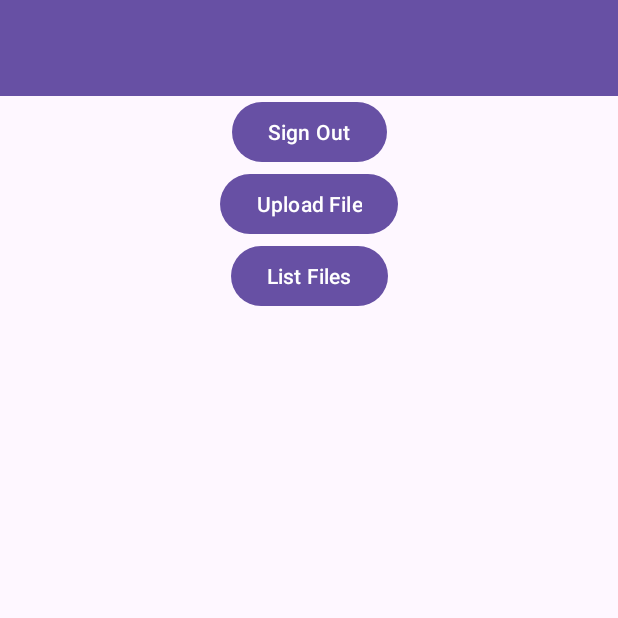
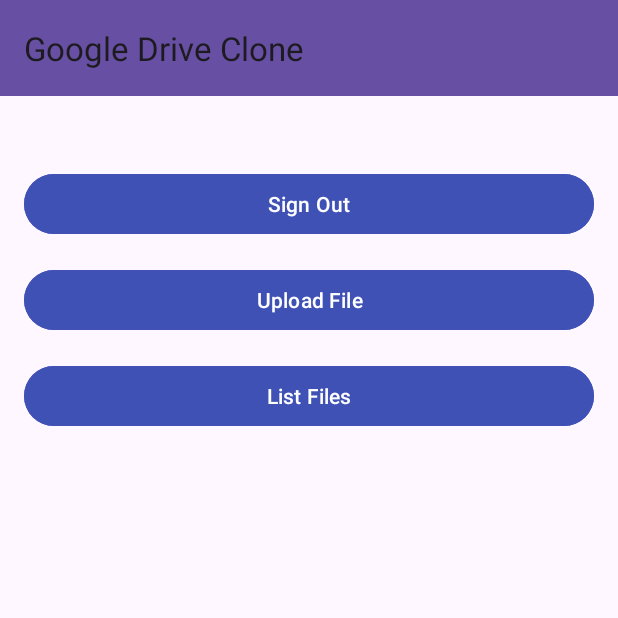
Before and after one commit to EMMANUELABRAHAM/google-drive-clone, an Android app: the FeatureFragment screen opened directly, with no data from a screen before it, on a phone screen of 412 x 824 dp, the top half of it. Run offline under Robolectric (Android 15) with nearby library versions, the phone set to English and light mode, and no system bars; our stand-ins replace Firebase (no records; nobody signed in at launch, a user with empty details on screens opened directly); libraries missing offline, so code that uses them is left out: com.google.api.client, com.google.api.services.

Commit message:
Layouts Updated.

```diff
--- a/app/src/main/res/layout/activity_main.xml
+++ b/app/src/main/res/layout/activity_main.xml
@@ -11,9 +11,10 @@
         android:layout_width="match_parent"
         android:layout_height="?attr/actionBarSize"
         android:background="?attr/colorPrimary"
+        app:title="@string/app_name"
         app:layout_constraintTop_toTopOf="parent" />
 
-    <fragment
+    <androidx.fragment.app.FragmentContainerView
         android:id="@+id/nav_host_fragment"
         android:name="androidx.navigation.fragment.NavHostFragment"
         android:layout_width="0dp"
--- a/app/src/main/res/layout/fragment_feature.xml
+++ b/app/src/main/res/layout/fragment_feature.xml
@@ -1,36 +1,45 @@
 <?xml version="1.0" encoding="utf-8"?>
-<androidx.constraintlayout.widget.ConstraintLayout xmlns:android="http://schemas.android.com/apk/res/android"
+<androidx.constraintlayout.widget.ConstraintLayout
+    xmlns:android="http://schemas.android.com/apk/res/android"
     xmlns:app="http://schemas.android.com/apk/res-auto"
-    xmlns:tools="http://schemas.android.com/tools"
     android:layout_width="match_parent"
     android:layout_height="match_parent"
-    tools:context=".ui.fragments.FeatureFragment">
+    android:padding="16dp">
 
     <Button
         android:id="@+id/button_sign_out"
-        android:layout_width="wrap_content"
+        android:layout_width="0dp"
         android:layout_height="wrap_content"
         android:text="@string/sign_out"
-        app:layout_constraintLeft_toLeftOf="parent"
-        app:layout_constraintRight_toRightOf="parent"
+        android:layout_marginTop="32dp"
+        android:backgroundTint="@color/colorPrimary"
+        android:textColor="@android:color/white"
+        app:layout_constraintStart_toStartOf="parent"
+        app:layout_constraintEnd_toEndOf="parent"
         app:layout_constraintTop_toTopOf="parent" />
 
     <Button
         android:id="@+id/button_upload_file"
-        android:layout_width="wrap_content"
+        android:layout_width="0dp"
         android:layout_height="wrap_content"
         android:text="@string/upload_file"
-        app:layout_constraintLeft_toLeftOf="parent"
-        app:layout_constraintRight_toRightOf="parent"
+        android:layout_marginTop="16dp"
+        android:backgroundTint="@color/colorPrimary"
+        android:textColor="@android:color/white"
+        app:layout_constraintStart_toStartOf="parent"
+        app:layout_constraintEnd_toEndOf="parent"
         app:layout_constraintTop_toBottomOf="@id/button_sign_out" />
 
     <Button
         android:id="@+id/button_list_files"
-        android:layout_width="wrap_content"
+        android:layout_width="0dp"
         android:layout_height="wrap_content"
         android:text="@string/list_files"
-        app:layout_constraintLeft_toLeftOf="parent"
-        app:layout_constraintRight_toRightOf="parent"
+        android:layout_marginTop="16dp"
+        android:backgroundTint="@color/colorPrimary"
+        android:textColor="@android:color/white"
+        app:layout_constraintStart_toStartOf="parent"
+        app:layout_constraintEnd_toEndOf="parent"
         app:layout_constraintTop_toBottomOf="@id/button_upload_file" />
 
 </androidx.constraintlayout.widget.ConstraintLayout>
--- a/app/src/main/res/values/strings.xml
+++ b/app/src/main/res/values/strings.xml
@@ -4,4 +4,5 @@
     <string name="upload_file">Upload File</string>
     <string name="list_files">List Files</string>
     <string name="img">img</string>
+    <string name="download_file">download file</string>
 </resources>
```
Also changed, not shown: app/src/main/res/layout/fragment_file_list.xml (+14 -1 lines), app/src/main/res/layout/item_file.xml (+23 -8 lines).
